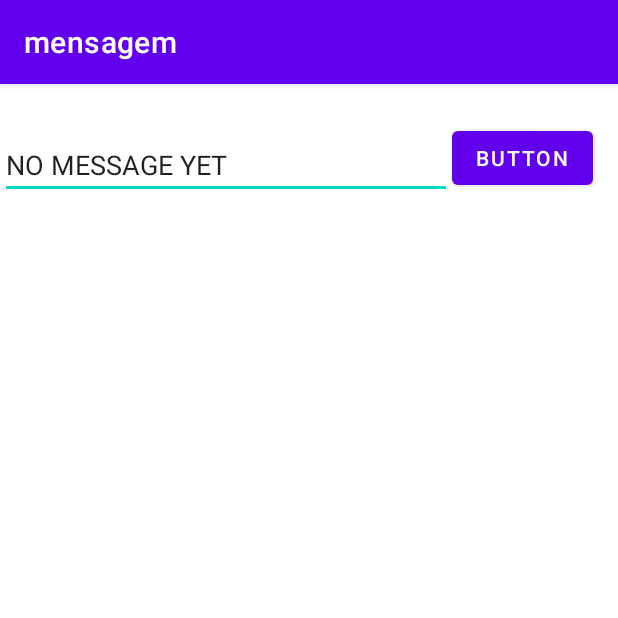
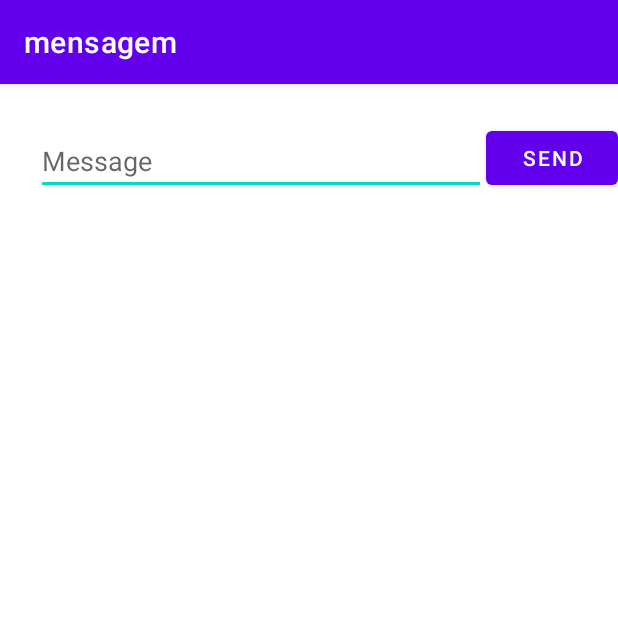
Before and after one commit to masterhc/mensagem, an Android app: the screen it shows after launch (MainActivity), on a phone screen of 412 x 824 dp, the top half of it. Run offline under Robolectric (Android 15) with nearby library versions, the phone set to English and light mode, and no system bars.

Commit message:
Main interface reshaping.

```diff
--- a/app/src/main/res/layout/activity_main.xml
+++ b/app/src/main/res/layout/activity_main.xml
@@ -7,28 +7,29 @@
     tools:context=".MainActivity">
 
     <EditText
-        android:id="@+id/messageTextBox"
+        android:id="@+id/messageInput_textbox"
         android:layout_width="0dp"
-        android:layout_height="wrap_content"
+        android:layout_height="43dp"
+        android:layout_marginStart="24dp"
+        android:layout_marginLeft="24dp"
+        android:autofillHints=""
         android:ems="10"
+        android:hint="@string/message"
         android:inputType="textPersonName"
-        android:text="NO MESSAGE YET"
         app:layout_constraintBottom_toBottomOf="parent"
-        app:layout_constraintEnd_toStartOf="@+id/button"
-        app:layout_constraintHorizontal_bias="0.076"
+        app:layout_constraintEnd_toStartOf="@+id/send_button"
+        app:layout_constraintHorizontal_bias="0.187"
         app:layout_constraintStart_toStartOf="parent"
         app:layout_constraintTop_toTopOf="parent"
-        app:layout_constraintVertical_bias="0.043" />
+        app:layout_constraintVertical_bias="0.042" />
 
     <Button
-        android:id="@+id/button"
+        android:id="@+id/send_button"
         android:layout_width="wrap_content"
         android:layout_height="wrap_content"
-        android:text="Button"
+        android:text="@string/sendMessage"
         app:layout_constraintBottom_toBottomOf="parent"
         app:layout_constraintEnd_toEndOf="parent"
-        app:layout_constraintHorizontal_bias="0.948"
-        app:layout_constraintStart_toStartOf="parent"
         app:layout_constraintTop_toTopOf="parent"
         app:layout_constraintVertical_bias="0.035" />
 </androidx.constraintlayout.widget.ConstraintLayout>
--- a/app/src/main/res/values/strings.xml
+++ b/app/src/main/res/values/strings.xml
@@ -1,3 +1,5 @@
 <resources>
     <string name="app_name">mensagem</string>
+    <string name="sendMessage">Send</string>
+    <string name="message">Message</string>
 </resources>
```
